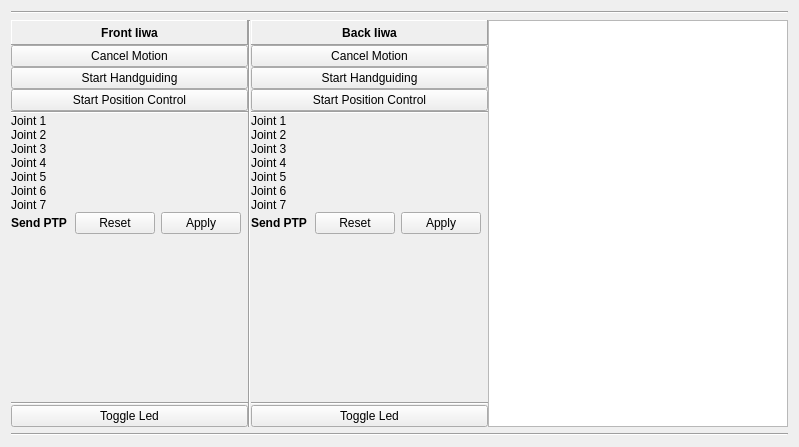
The window that iiwas_rqt/resource/IiwasManager.ui (PuzeLiu/iiwas_core) describes before a commit, drawn with Qt 5.
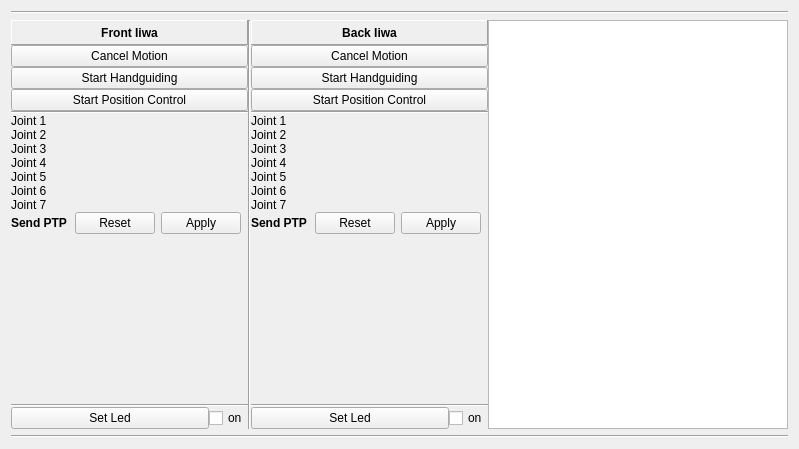
The same window after the commit. Custom widgets are drawn as their Qt base class.

Commit message:
Improvements in Iiwas_rqt
- fixed led set with checkbox
- implemented text browser with automatuic scroll and colors
- improved fake services

What changed in the file:
```diff
--- a/iiwas_rqt/resource/IiwasManager.ui
+++ b/iiwas_rqt/resource/IiwasManager.ui
@@ -7,7 +7,7 @@
     <x>0</x>
     <y>0</y>
     <width>799</width>
-    <height>447</height>
+    <height>449</height>
    </rect>
   </property>
   <property name="sizePolicy">
@@ -219,11 +219,28 @@
         </widget>
        </item>
        <item>
-        <widget class="QPushButton" name="toggle_led_f">
+        <layout class="QHBoxLayout" name="horizontalLayout_2">
+         <item>
+          <widget class="QPushButton" name="set_led_F">
+           <property name="sizePolicy">
+            <sizepolicy hsizetype="MinimumExpanding" vsizetype="Fixed">
+             <horstretch>0</horstretch>
+             <verstretch>0</verstretch>
+            </sizepolicy>
+           </property>
          <property name="text">
-          <string>Toggle Led</string>
-         </property>
-        </widget>
+            <string>Set Led</string>
+           </property>
+          </widget>
+         </item>
+         <item>
+          <widget class="QCheckBox" name="checkBox_F">
+           <property name="text">
+            <string>on</string>
+           </property>
+          </widget>
+         </item>
+        </layout>
        </item>
       </layout>
      </item>
@@ -412,11 +429,28 @@
         </widget>
        </item>
        <item>
-        <widget class="QPushButton" name="toggle_led_b">
+        <layout class="QHBoxLayout" name="horizontalLayout_3">
+         <item>
+          <widget class="QPushButton" name="set_led_B">
+           <property name="sizePolicy">
+            <sizepolicy hsizetype="MinimumExpanding" vsizetype="Fixed">
+             <horstretch>0</horstretch>
+             <verstretch>0</verstretch>
+            </sizepolicy>
+           </property>
          <property name="text">
-          <string>Toggle Led</string>
-         </property>
-        </widget>
+            <string>Set Led</string>
+           </property>
+          </widget>
+         </item>
+         <item>
+          <widget class="QCheckBox" name="checkBox_B">
+           <property name="text">
+            <string>on</string>
+           </property>
+          </widget>
+         </item>
+        </layout>
        </item>
       </layout>
      </item>
```
Lines whose indentation alone changed are shown as unchanged. The commit also changes 2 other files.
